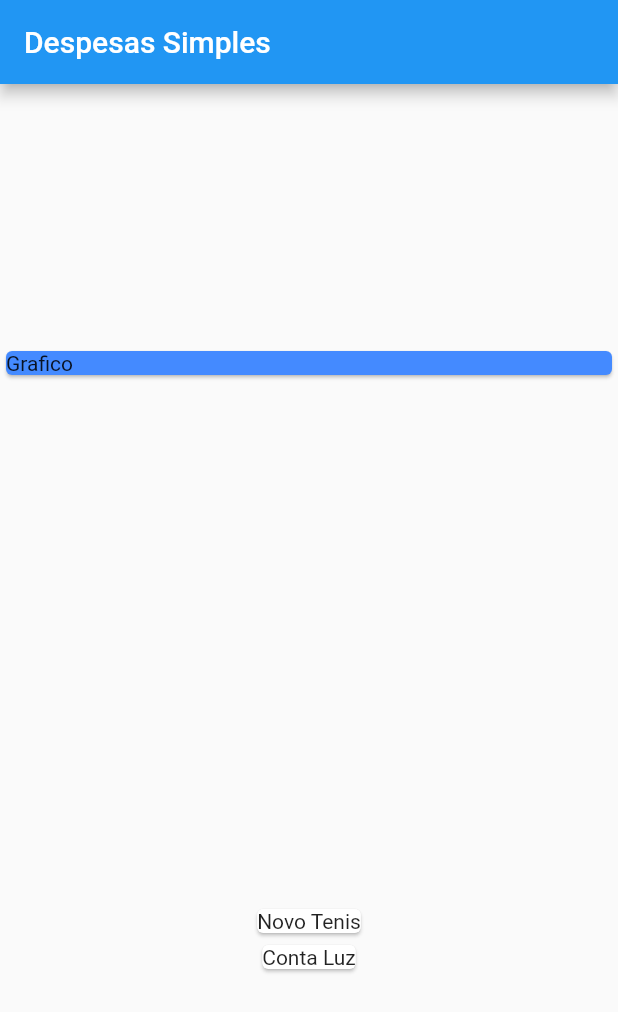
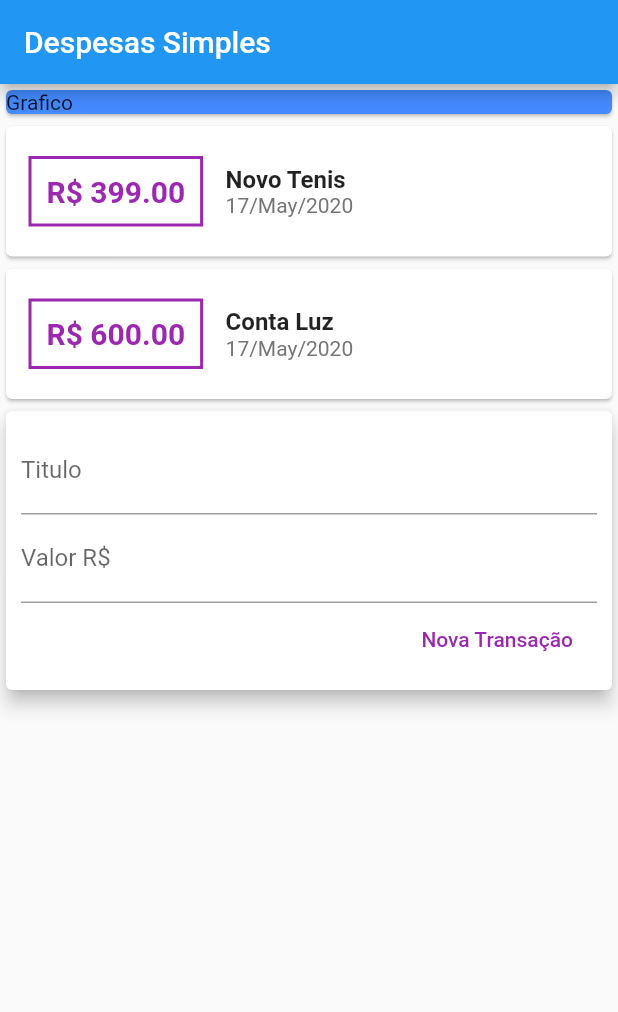
Before and after one commit to Hirook4/despesa_simples, a Flutter app: the screen it shows after launch, on a phone screen of 412 x 824 dp. Shown: the top 1012 px of the screen. Run offline on Flutter 3.47's test engine with Material 2 defaults, Android fonts, the phone set to English and light mode, and no system bars.

Commit message:
Add TextFields and Intl Package

```diff
--- a/lib/main.dart
+++ b/lib/main.dart
@@ -1,5 +1,6 @@
 import 'package:despesa_simples/models/transaction.dart';
 import 'package:flutter/material.dart';
+import 'package:intl/intl.dart';
 
 main() => runApp(DespesasApp());
 
@@ -11,6 +12,10 @@ class DespesasApp extends StatelessWidget {
 }
 
 class HomePage extends StatelessWidget {
+
+  final titleController = TextEditingController();
+  final valueController = TextEditingController();
+
   final _transactions = [
     Transaction(
       id: 't1',
@@ -33,7 +38,6 @@ class HomePage extends StatelessWidget {
         title: Text('Despesas Simples'),
       ),
       body: Column(
-        mainAxisAlignment: MainAxisAlignment.spaceAround,
         crossAxisAlignment: CrossAxisAlignment.stretch,
         children: <Widget>[
           Container(
@@ -43,12 +47,83 @@ class HomePage extends StatelessWidget {
             ),
           ),
           Column(
-            children: _transactions.map((tr) { // A função map recebe cada um dos elementos da lista
+            children: _transactions.map((tr) {
+              // A função map recebe cada um dos elementos da lista
               return Card(
-                child: Text(tr.title),
+                child: Row(
+                  children: <Widget>[
+                    Container(
+                      margin: EdgeInsets.symmetric(
+                        horizontal: 15,
+                        vertical: 20,
+                      ),
+                      decoration: BoxDecoration(
+                        border: Border.all(
+                          color: Colors.purple,
+                          width: 2,
+                        ),
+                      ),
+                      padding: EdgeInsets.all(10),
+                      child: Text(
+                        'R\$ ${tr.value.toStringAsFixed(2)}', // Interpolação de String
+                        style: TextStyle(
+                          fontWeight: FontWeight.bold,
+                          fontSize: 20,
+                          color: Colors.purple,
+                        ),
+                      ),
+                    ),
+                    Column(
+                      crossAxisAlignment: CrossAxisAlignment.start,
+                      children: <Widget>[
+                        Text(
+                          tr.title,
+                          style: TextStyle(
+                            fontWeight: FontWeight.bold,
+                            fontSize: 16,
+                          ),
+                        ),
+                        Text(
+                          DateFormat('d/MMM/y').format(tr.date).toString(),
+                          style: TextStyle(
+                            color: Colors.grey[600],
+                          ),
+                        ),
+                      ],
+                    ),
+                  ],
+                ),
               );
             }).toList(),
-          )
+          ),
+          Card(
+            elevation: 5,
+            child: Padding(
+              padding: const EdgeInsets.all(10),
+              child: Column(
+                children: <Widget>[
+                  TextField(
+                    controller: titleController,
+                    decoration: InputDecoration(labelText: 'Titulo'),
+                  ),
+                  TextField(
+                    controller: valueController,
+                    decoration: InputDecoration(labelText: 'Valor R\$'),
+                  ),
+                  Row(
+                    mainAxisAlignment: MainAxisAlignment.end,
+                    children: <Widget>[
+                      FlatButton(
+                        onPressed: () {},
+                        child: Text('Nova Transação'),
+                        textColor: Colors.purple,
+                      ),
+                    ],
+                  )
+                ],
+              ),
+            ),
+          ),
         ],
       ),
     );
--- a/pubspec.yaml
+++ b/pubspec.yaml
@@ -23,6 +23,7 @@ environment:
 dependencies:
   flutter:
     sdk: flutter
+  intl: ^0.16.1
 
 
   # The following adds the Cupertino Icons font to your application.
```
Also changed, not shown: pubspec.lock.
